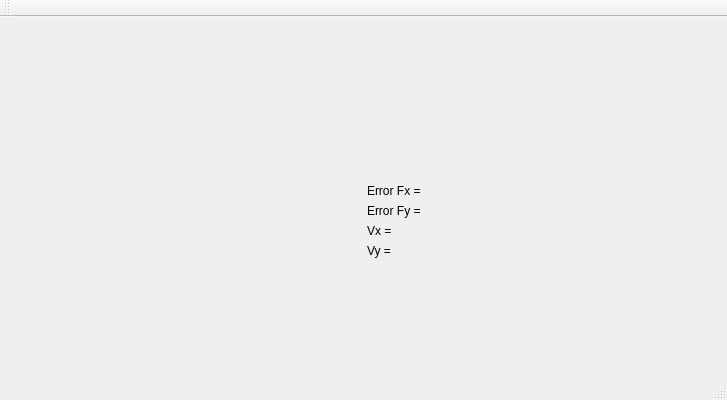
Before: the Qt Designer form mainwindow.ui in squarenabla/robot, drawn with Qt 5.
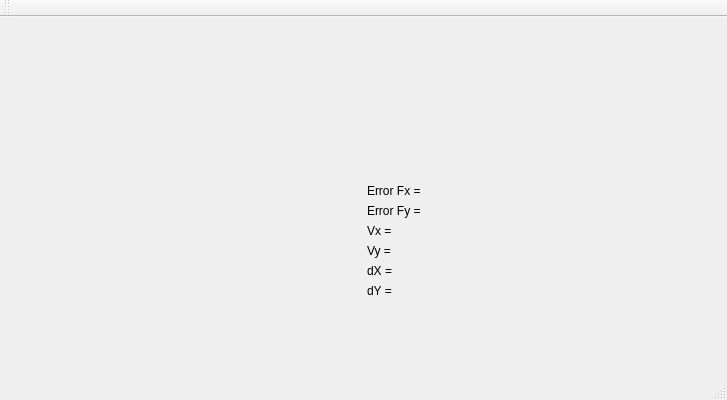
After: the same form once the commit is applied. Custom widgets are drawn as their Qt base class.

The edit to the form file:
```diff
--- a/mainwindow.ui
+++ b/mainwindow.ui
@@ -65,6 +65,20 @@
           </property>
          </widget>
         </item>
+        <item>
+         <widget class="QLabel" name="labeldX">
+          <property name="text">
+           <string>dX = </string>
+          </property>
+         </widget>
+        </item>
+        <item>
+         <widget class="QLabel" name="labeldY">
+          <property name="text">
+           <string>dY = </string>
+          </property>
+         </widget>
+        </item>
         <item>
          <spacer name="verticalSpacer">
           <property name="orientation">
```
Left out of the diff: 6 changed lines with no effect on the pictures.
